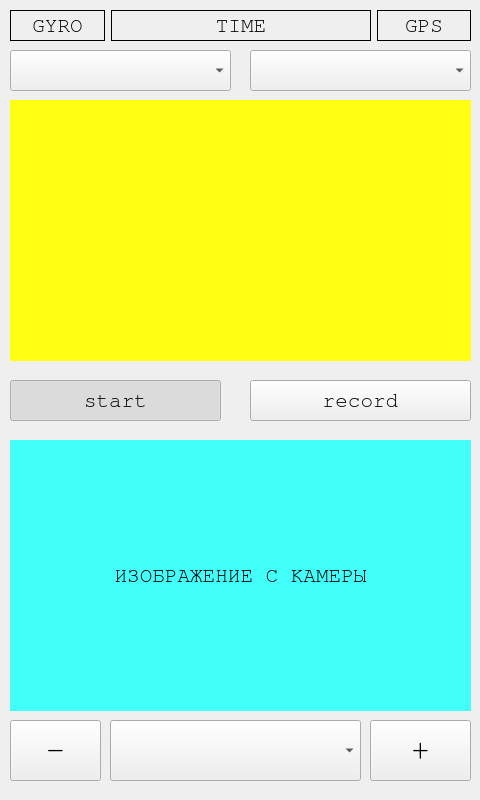
Before: the Qt Designer form main_window.ui in valvals/uv, drawn with Qt 5.
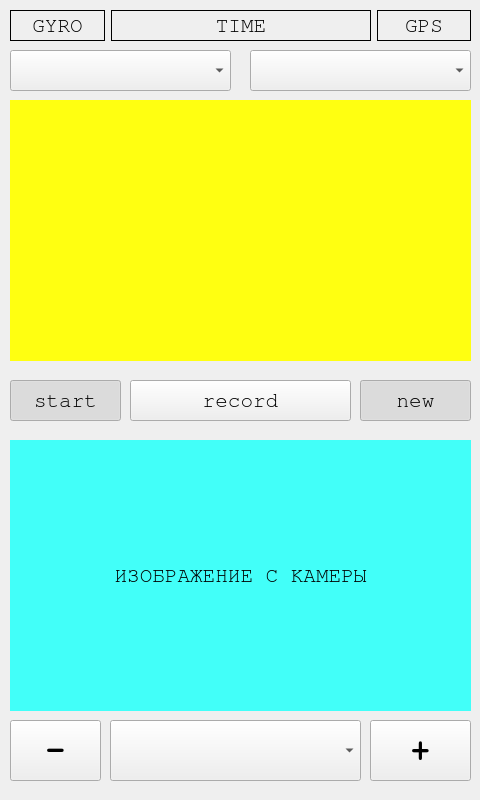
After: the same form once the commit is applied. Custom widgets are drawn as their Qt base class.

Patch:
```diff
--- a/main_window.ui
+++ b/main_window.ui
@@ -61,7 +61,7 @@
      <rect>
       <x>10</x>
       <y>380</y>
-      <width>211</width>
+      <width>111</width>
       <height>41</height>
      </rect>
     </property>
@@ -146,8 +146,9 @@
     </property>
     <property name="font">
      <font>
-      <family>MS Shell Dlg 2</family>
+      <family>FreeMono</family>
       <pointsize>24</pointsize>
+      <bold>true</bold>
      </font>
     </property>
     <property name="text">
@@ -217,12 +218,24 @@
    <widget class="QPushButton" name="pushButton_record">
     <property name="geometry">
      <rect>
-      <x>250</x>
+      <x>130</x>
       <y>380</y>
       <width>221</width>
       <height>41</height>
      </rect>
     </property>
+    <property name="font">
+     <font>
+      <family>FreeMono</family>
+      <pointsize>16</pointsize>
+     </font>
+    </property>
+    <property name="styleSheet">
+     <string notr="true">#pushButton_record:checked {
+border:none;
+color: black; background-color: red;
+}</string>
+    </property>
     <property name="text">
      <string>record</string>
     </property>
@@ -241,8 +254,9 @@
     </property>
     <property name="font">
      <font>
-      <family>MS Shell Dlg 2</family>
+      <family>FreeMono</family>
       <pointsize>24</pointsize>
+      <bold>true</bold>
      </font>
     </property>
     <property name="text">
@@ -258,6 +272,32 @@
       <height>41</height>
      </rect>
     </property>
+    <property name="font">
+     <font>
+      <family>FreeMono</family>
+      <pointsize>18</pointsize>
+      <bold>true</bold>
+     </font>
+    </property>
+   </widget>
+   <widget class="QPushButton" name="pushButton_spectr_create_new_experiment">
+    <property name="geometry">
+     <rect>
+      <x>360</x>
+      <y>380</y>
+      <width>111</width>
+      <height>41</height>
+     </rect>
+    </property>
+    <property name="text">
+     <string>new</string>
+    </property>
+    <property name="checkable">
+     <bool>true</bool>
+    </property>
+    <property name="checked">
+     <bool>true</bool>
+    </property>
    </widget>
    <zorder>widget_plot</zorder>
    <zorder>comboBox_objects</zorder>
```
Left out of the diff: 8 changed lines with no effect on the pictures.
